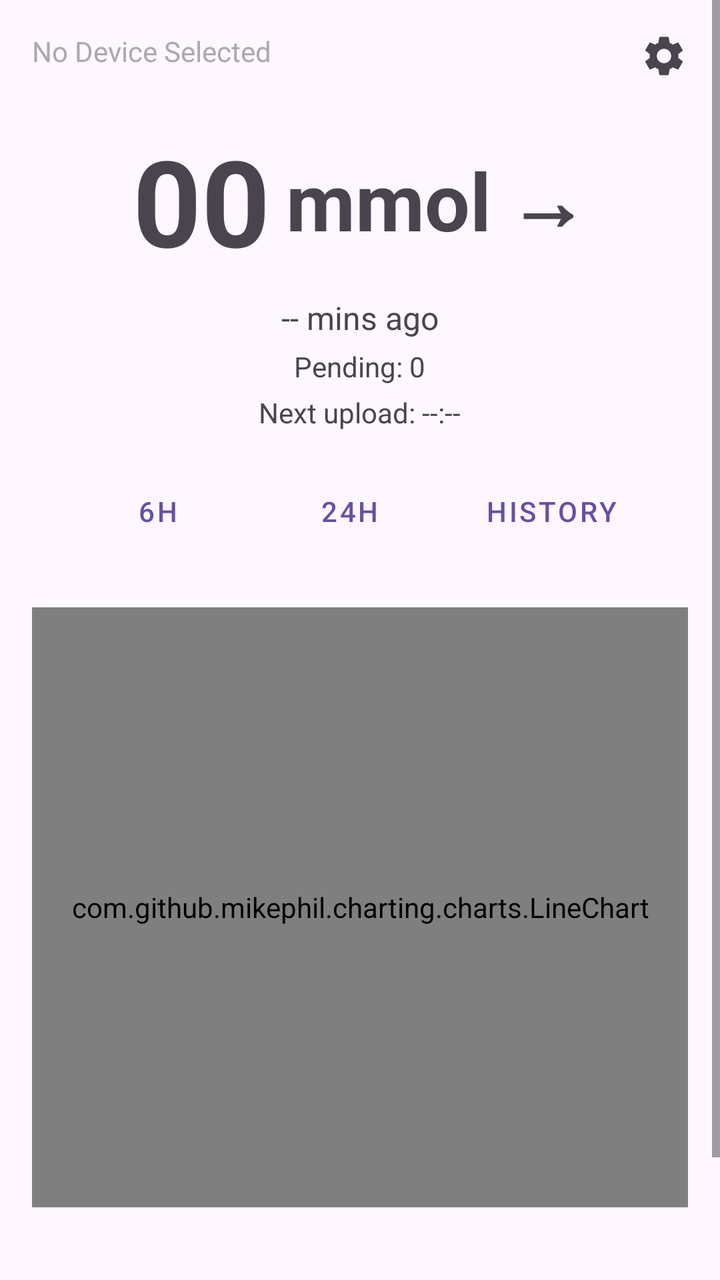
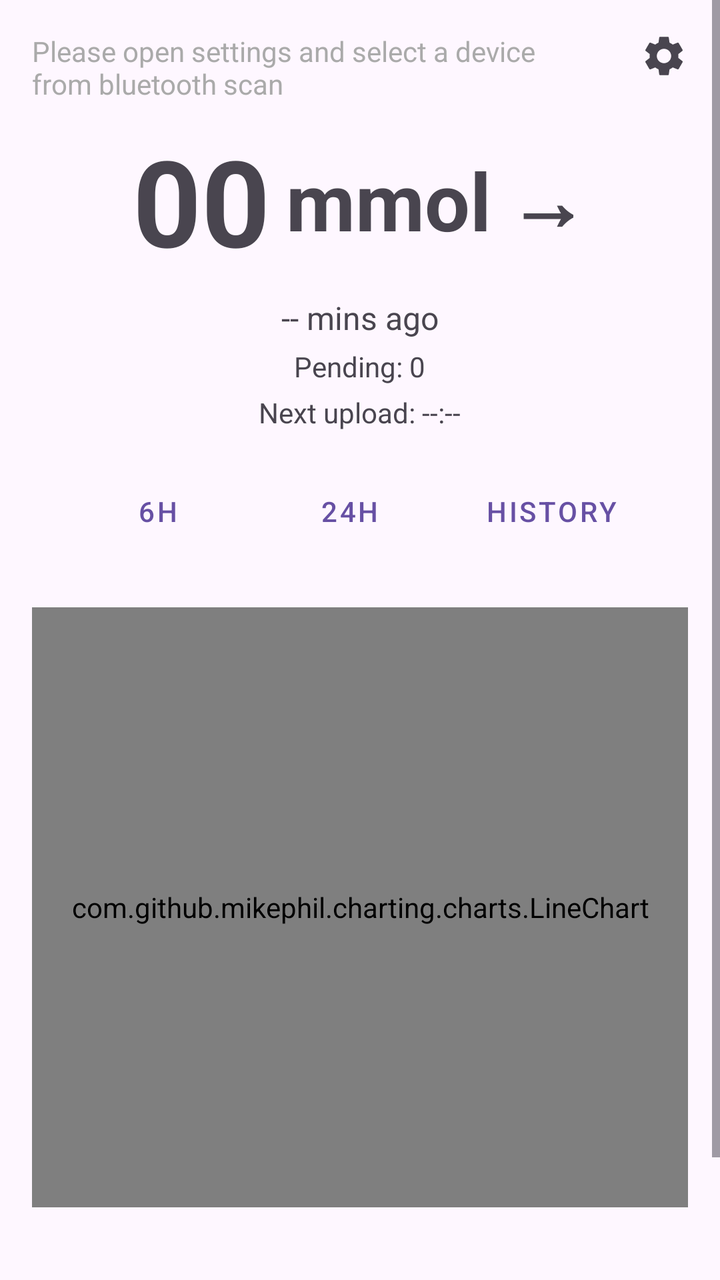

The first picture is an Android layout as it rendered before a commit; the second is the same layout after the commit. The layout source and the unified diff follow.
<!-- AndroidManifest.xml: application theme Theme.CgmApp -->
<!-- res/layout/activity_main.xml -->
<?xml version="1.0" encoding="utf-8"?>
<RelativeLayout xmlns:android="http://schemas.android.com/apk/res/android"
    xmlns:app="http://schemas.android.com/apk/res-auto"
    xmlns:tools="http://schemas.android.com/tools"
    android:id="@+id/main"
    android:layout_width="match_parent"
    android:layout_height="match_parent"
    tools:context=".MainActivity">

    <TextView
        android:id="@+id/selected_device_status"
        android:layout_width="wrap_content"
        android:layout_height="wrap_content"
        android:layout_alignParentTop="true"
        android:layout_alignParentStart="true"
        android:layout_margin="16dp"
        android:text="No Device Selected"
        android:textSize="14sp"
        android:textColor="@android:color/darker_gray" />

    <ImageButton
        android:id="@+id/settings_button"
        android:layout_width="wrap_content"
        android:layout_height="wrap_content"
        android:layout_alignParentTop="true"
        android:layout_alignParentEnd="true"
        android:layout_margin="16dp"
        android:src="@drawable/ic_settings"
        android:background="?attr/selectableItemBackgroundBorderless"
        android:contentDescription="Settings"
        android:elevation="10dp"/>

    <ScrollView
        android:layout_width="match_parent"
        android:layout_height="match_parent">

        <LinearLayout
            android:layout_width="match_parent"
            android:layout_height="wrap_content"
            android:orientation="vertical"
            android:gravity="center_horizontal"
            android:paddingTop="60dp"
            android:paddingBottom="16dp">

            <LinearLayout
                android:layout_width="wrap_content"
                android:layout_height="wrap_content"
                android:orientation="horizontal"
                android:gravity="center_vertical">

                <TextView
                    android:id="@+id/cgmvalue"
                    android:layout_width="wrap_content"
                    android:layout_height="wrap_content"
                    android:text="00"
                    android:textStyle="bold"
                    android:textSize="60sp" />

                <TextView
                    android:id="@+id/mmoltext"
                    android:layout_width="wrap_content"
                    android:layout_height="wrap_content"
                    android:text="mmol"
                    android:textStyle="bold"
                    android:textSize="40sp"
                    android:layout_marginStart="8dp"/>

                <TextView
                    android:id="@+id/arrow"
                    android:layout_width="wrap_content"
                    android:layout_height="wrap_content"
                    android:text="→"
                    android:textStyle="bold"
                    android:textSize="40sp"
                    android:layout_marginStart="8dp"/>
            </LinearLayout>

            <TextView
                android:id="@+id/sample_age"
                android:layout_width="wrap_content"
                android:layout_height="wrap_content"
                android:text="-- mins ago"
                android:textSize="16sp"
                android:layout_marginTop="8dp"/>

            <TextView
                android:id="@+id/pending_samples"
                android:layout_width="wrap_content"
                android:layout_height="wrap_content"
                android:text="Pending: 0"
                android:textSize="14sp"
                android:layout_marginTop="4dp"/>

            <TextView
                android:id="@+id/next_upload"
                android:layout_width="wrap_content"
                android:layout_height="wrap_content"
                android:text="Next upload: --:--"
                android:textSize="14sp"
                android:layout_marginTop="4dp"/>

            <LinearLayout
                android:layout_width="match_parent"
                android:layout_height="wrap_content"
                android:orientation="horizontal"
                android:gravity="center"
                android:layout_marginTop="16dp"
                android:layout_marginBottom="8dp">

                <Button
                    android:id="@+id/btn_last_6h"
                    android:layout_width="wrap_content"
                    android:layout_height="wrap_content"
                    android:text="6h"
                    android:layout_marginEnd="8dp"
                    style="@style/Widget.MaterialComponents.Button.OutlinedButton"/>

                <Button
                    android:id="@+id/btn_last_24h"
                    android:layout_width="wrap_content"
                    android:layout_height="wrap_content"
                    android:text="24h"
                    android:layout_marginEnd="8dp"
                    style="@style/Widget.MaterialComponents.Button.OutlinedButton"/>

                <Button
                    android:id="@+id/btn_history"
                    android:layout_width="wrap_content"
                    android:layout_height="wrap_content"
                    android:text="History"
                    style="@style/Widget.MaterialComponents.Button.OutlinedButton"/>
            </LinearLayout>

            <com.github.mikephil.charting.charts.LineChart
                android:id="@+id/chart"
                android:layout_width="match_parent"
                android:layout_height="300dp"
                android:layout_margin="16dp"/>

            <TextView
                android:id="@+id/pending_uploads_title"
                android:layout_width="wrap_content"
                android:layout_height="wrap_content"
                android:text="Pending Uploads"
                android:textSize="18sp"
                android:textStyle="bold"
                android:layout_marginTop="16dp"/>

            <ScrollView
                android:id="@+id/pending_uploads_container"
                android:layout_width="match_parent"
                android:layout_height="wrap_content">
                <TableLayout
                    android:id="@+id/pending_table"
                    android:layout_width="match_parent"
                    android:layout_height="wrap_content"
                    android:stretchColumns="1"
                    android:padding="16dp">
                </TableLayout>
            </ScrollView>

        </LinearLayout>
    </ScrollView>
</RelativeLayout>
<!-- resources referenced by this layout -->
<resources>
  <!-- drawable ic_settings (drawable) -->
  <vector xmlns:android="http://schemas.android.com/apk/res/android"
      android:width="24dp"
      android:height="24dp"
      android:viewportWidth="24"
      android:viewportHeight="24"
      android:tint="?attr/colorControlNormal">
    <path
        android:fillColor="@android:color/white"
        android:pathData="M19.14,12.94c0.04,-0.3 0.06,-0.61 0.06,-0.94c0,-0.32 -0.02,-0.64 -0.07,-0.94l2.03,-1.58c0.18,-0.14 0.23,-0.41 0.12,-0.61l-1.92,-3.32c-0.12,-0.22 -0.37,-0.29 -0.59,-0.22l-2.39,0.96c-0.5,-0.38 -1.03,-0.7 -1.62,-0.94L14.4,2.81c-0.04,-0.24 -0.24,-0.41 -0.48,-0.41h-3.84c-0.24,0 -0.43,0.17 -0.47,0.41L9.25,5.35C8.66,5.59 8.12,5.92 7.63,6.29L5.24,5.33c-0.22,-0.08 -0.47,0 -0.59,0.22L2.74,8.87C2.62,9.08 2.66,9.34 2.86,9.48l2.03,1.58C4.84,11.36 4.81,11.69 4.81,12c0,0.31 0.02,0.65 0.07,0.94l-2.03,1.58c-0.18,0.14 -0.23,0.41 -0.12,0.61l1.92,3.32c0.12,0.22 0.37,0.29 0.59,0.22l2.39,-0.96c0.5,0.38 1.03,0.7 1.62,0.94l0.36,2.54c0.05,0.24 0.24,0.41 0.48,0.41h3.84c0.24,0 0.44,-0.17 0.47,-0.41l0.36,-2.54c0.59,-0.24 1.13,-0.56 1.62,-0.94l2.39,0.96c0.22,0.08 0.47,0 0.59,-0.22l1.92,-3.32c0.12,-0.22 0.07,-0.47 -0.12,-0.61L19.14,12.94zM12,15.6c-1.98,0 -3.6,-1.62 -3.6,-3.6s1.62,-3.6 3.6,-3.6s3.6,1.62 3.6,3.6S13.98,15.6 12,15.6z"/>
  </vector>
  <style name="Theme.CgmApp" parent="Base.Theme.CgmApp" />
  <style name="Base.Theme.CgmApp" parent="Theme.Material3.DayNight.NoActionBar">
          
          
      </style>
</resources>

<!-- the commit's change to res/layout/activity_main.xml (unified diff, before → after) -->
@@ -9,12 +9,12 @@
 
     <TextView
         android:id="@+id/selected_device_status"
-        android:layout_width="wrap_content"
+        android:layout_width="match_parent"
         android:layout_height="wrap_content"
         android:layout_alignParentTop="true"
-        android:layout_alignParentStart="true"
+        android:layout_toStartOf="@id/settings_button"
         android:layout_margin="16dp"
-        android:text="No Device Selected"
+        android:text="Please open settings and select a device from bluetooth scan"
         android:textSize="14sp"
         android:textColor="@android:color/darker_gray" />
 
